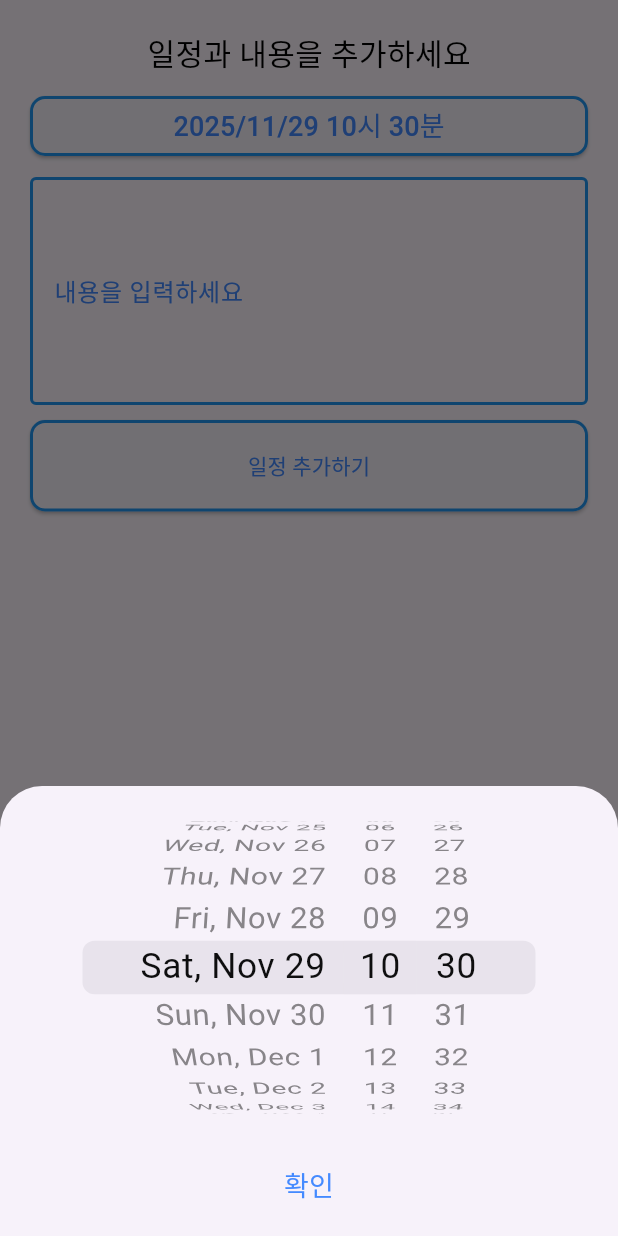
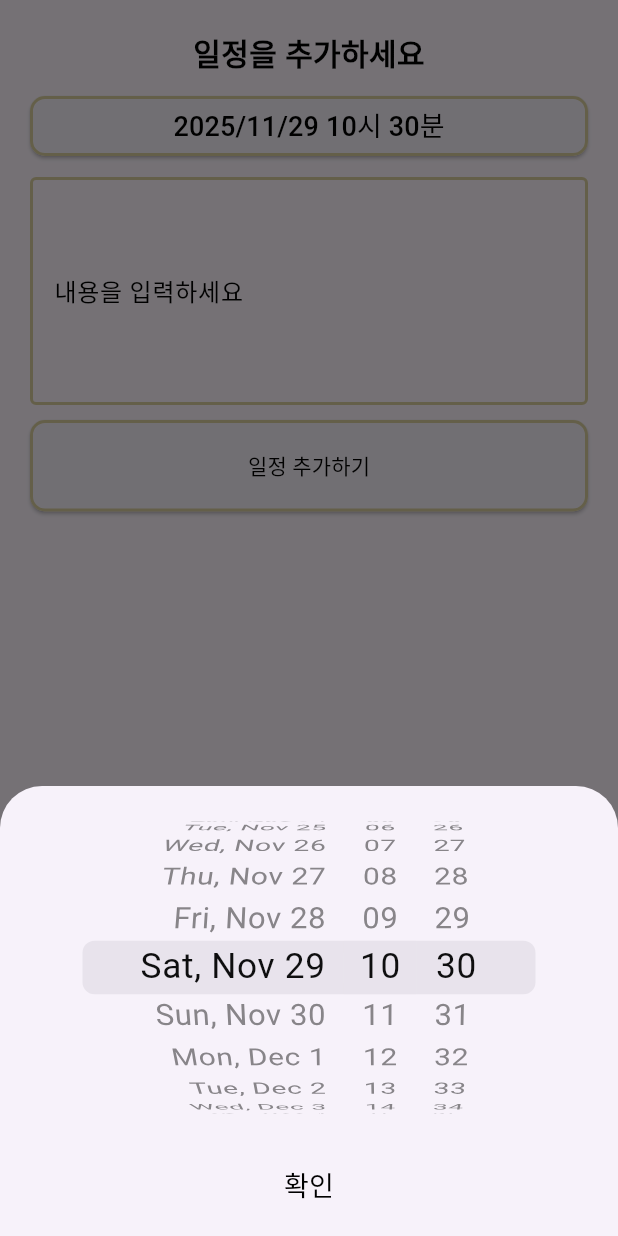
Before and after one commit to devhyunwoo/flutter_doit, a Flutter app: the HomeBottomSheet widget shown alone on an empty page, opened directly, after a tap on an icon or button, on a phone screen of 412 x 824 dp. Run offline on Flutter 3.47's test engine with Material 3 defaults, Android fonts, the phone set to English and light mode, and no system bars; our stand-ins replace dio, flutter_riverpod, freezed_annotation, go_router, sqflite, sticky_headers; accounts and stored records are empty.

Commit message:
디자인 변경

```diff
--- a/lib/ui/bottom_nav/view/bottom_nav_layout.dart
+++ b/lib/ui/bottom_nav/view/bottom_nav_layout.dart
@@ -1,6 +1,7 @@
 import 'package:doit_app/ui/bottom_nav/contract/effect/bottom_nav_effect.dart';
 import 'package:doit_app/ui/bottom_nav/contract/event/bottom_nav_event.dart';
 import 'package:doit_app/ui/di/di.dart';
+import 'package:doit_app/utils/color_util.dart';
 import 'package:flutter/material.dart';
 import 'package:flutter_riverpod/flutter_riverpod.dart';
 import 'package:go_router/go_router.dart';
@@ -38,6 +39,8 @@ class _BottomNavLayoutState extends ConsumerState<BottomNavLayout> {
     return Scaffold(
       body: widget.child,
       bottomNavigationBar: NavigationBar(
+        backgroundColor: AppColor.primaryColor.withAlpha(50),
+        indicatorColor: AppColor.primaryColor,
         destinations: [
           NavigationDestination(label: 'Home', icon: Icon(Icons.home)),
           NavigationDestination(
--- a/lib/ui/home/view/widgets/bottom_sheet/bottom_sheet.dart
+++ b/lib/ui/home/view/widgets/bottom_sheet/bottom_sheet.dart
@@ -1,3 +1,4 @@
+import 'package:doit_app/utils/color_util.dart';
 import 'package:flutter/cupertino.dart';
 import 'package:flutter/material.dart';
 import 'package:flutter_riverpod/flutter_riverpod.dart';
@@ -17,10 +18,10 @@ class HomeBottomSheet extends ConsumerWidget {
         mainAxisSize: MainAxisSize.min,
         children: [
           Text(
-            '일정과 내용을 추가하세요',
+            '일정을 추가하세요',
             style: TextStyle(
               fontSize: 20,
-              fontWeight: FontWeight.w500,
+              fontWeight: FontWeight.w700,
               color: Colors.black,
             ),
           ),
@@ -48,10 +49,10 @@ class HomeBottomSheet extends ConsumerWidget {
           }
         },
         style: ElevatedButton.styleFrom(
-          foregroundColor: Colors.blueAccent,
+          foregroundColor: Colors.black,
           shape: RoundedRectangleBorder(
             borderRadius: BorderRadius.circular(10),
-            side: BorderSide(color: Colors.blue, width: 2),
+            side: BorderSide(color: AppColor.primaryColor, width: 2),
           ),
         ),
         child: Text(
@@ -66,13 +67,13 @@ class HomeBottomSheet extends ConsumerWidget {
     return TextField(
       decoration: const InputDecoration(
         labelText: '내용을 입력하세요',
-        labelStyle: TextStyle(color: Colors.blueAccent),
+        labelStyle: TextStyle(color: Colors.black),
         border: OutlineInputBorder(),
         enabledBorder: OutlineInputBorder(
-          borderSide: BorderSide(color: Colors.blue, width: 2),
+          borderSide: BorderSide(color: AppColor.primaryColor, width: 2),
         ),
         focusedBorder: OutlineInputBorder(
-          borderSide: BorderSide(color: Colors.blueAccent, width: 2),
+          borderSide: BorderSide(color: AppColor.primaryColor, width: 2),
         ),
       ),
       onChanged: ref.read(bottomSheetProvider.notifier).setContent,
@@ -91,10 +92,10 @@ class HomeBottomSheet extends ConsumerWidget {
         },
         style: ElevatedButton.styleFrom(
           padding: EdgeInsets.only(top: 20, bottom: 20),
-          foregroundColor: Colors.blueAccent,
+          foregroundColor:Colors.black,
           shape: RoundedRectangleBorder(
             borderRadius: BorderRadius.circular(10),
-            side: BorderSide(color: Colors.blue, width: 2),
+            side: BorderSide(color: AppColor.primaryColor, width: 2),
           ),
         ),
         child: Text('일정 추가하기'),
@@ -129,7 +130,7 @@ class HomeBottomSheet extends ConsumerWidget {
                     onPressed: () {
                       context.pop(temp);
                     },
-                    child: Text('확인', style: TextStyle(fontSize: 18, color: Colors.blueAccent)),
+                    child: Text('확인', style: TextStyle(fontSize: 18, color: Colors.black)),
                   ),
                 ),
               ],
--- a/lib/ui/home/view/widgets/todo_item.dart
+++ b/lib/ui/home/view/widgets/todo_item.dart
@@ -1,5 +1,6 @@
 import 'package:doit_app/ui/home/contract/event/home_event.dart';
 import 'package:doit_app/ui/home/contract/state/todo.dart';
+import 'package:doit_app/utils/color_util.dart';
 import 'package:flutter/material.dart';
 import 'package:flutter_riverpod/flutter_riverpod.dart';
 
@@ -69,7 +70,7 @@ class TodoItem extends ConsumerWidget {
                 ),
                 SizedBox(height: 10),
                 Text(
-                  '${todoModel.dateTime.hour}시 ${todoModel.dateTime.minute}분',
+                  '${todoModel.dateTime.hour.toString().padLeft(2, '0')}시 ${todoModel.dateTime.minute.toString().padLeft(2, '0')}분',
                   style: TextStyle(
                     fontSize: 15,
                     fontWeight: FontWeight.w400,
@@ -80,6 +81,7 @@ class TodoItem extends ConsumerWidget {
             ),
           ),
           ElevatedButton(
+            style: ElevatedButton.styleFrom(backgroundColor: AppColor.primaryColor),
             onPressed: () {
               ref
                   .read(homeViewModelProvider.notifier)
@@ -89,7 +91,7 @@ class TodoItem extends ConsumerWidget {
               isDone ? '취소하기' : '완료하기',
               style: TextStyle(
                 fontSize: 15,
-                color: Colors.blueAccent,
+                color: Colors.black,
                 fontWeight: FontWeight.w500,
               ),
             ),
--- a/lib/ui/month/view/month_view.dart
+++ b/lib/ui/month/view/month_view.dart
@@ -1,6 +1,7 @@
 import 'package:doit_app/ui/di/di.dart';
 import 'package:doit_app/ui/month/contract/event/month_event.dart';
 import 'package:doit_app/ui/month/view/widget/month_content.dart';
+import 'package:doit_app/utils/color_util.dart';
 import 'package:flutter/material.dart';
 import 'package:flutter_riverpod/flutter_riverpod.dart';
 
@@ -15,7 +16,7 @@ class MonthView extends ConsumerWidget {
       data: (state) {
         return Scaffold(
           appBar: AppBar(
-            backgroundColor: Colors.blueAccent,
+            backgroundColor: AppColor.primaryColor,
             title: Row(
               mainAxisAlignment: MainAxisAlignment.spaceEvenly,
               crossAxisAlignment: CrossAxisAlignment.center,
--- a/lib/ui/month/view/widget/month_content.dart
+++ b/lib/ui/month/view/widget/month_content.dart
@@ -1,5 +1,6 @@
 import 'package:doit_app/ui/di/di.dart';
 import 'package:doit_app/ui/home/contract/state/todo.dart';
+import 'package:doit_app/utils/color_util.dart';
 import 'package:flutter/material.dart';
 import 'package:flutter_riverpod/flutter_riverpod.dart';
 import 'package:sticky_headers/sticky_headers.dart';
@@ -53,7 +54,7 @@ Widget _item(TodoModel todo) {
     decoration: BoxDecoration(
       color: Colors.white,
       border: Border.all(
-        color: isDone ? Colors.blueAccent : Colors.red,
+        color: isDone ? AppColor.primaryColor : Colors.red,
         width: 2,
       ),
       borderRadius: BorderRadius.circular(8),
--- /dev/null
+++ b/lib/utils/color_util.dart
@@ -0,0 +1,5 @@
+import 'dart:ui';
+
+class AppColor {
+  static const Color primaryColor = Color(0xFFDBD09F);
+}
```
Also changed, not shown: lib/ui/home/view/home_view.dart (+8 -6 lines), 43 other files.
